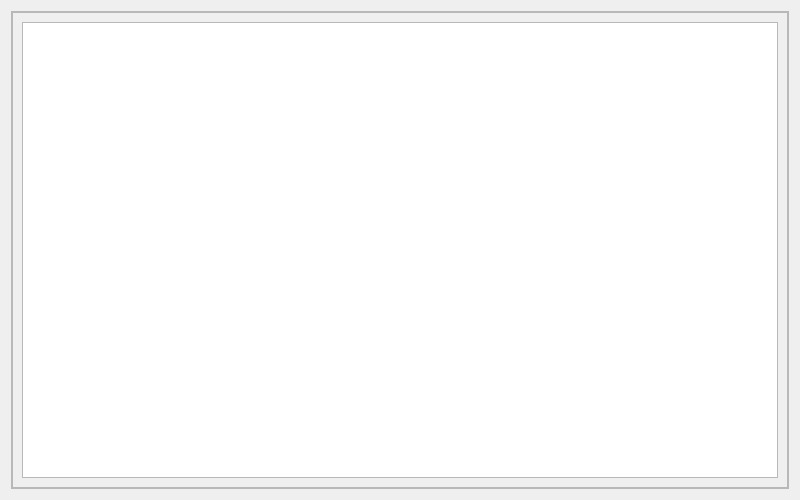
This is data_dictionary.ui in laurenesco/ToolBuddy-Inventory-Management-System as Qt 5 draws it before an edit. The edited form follows.
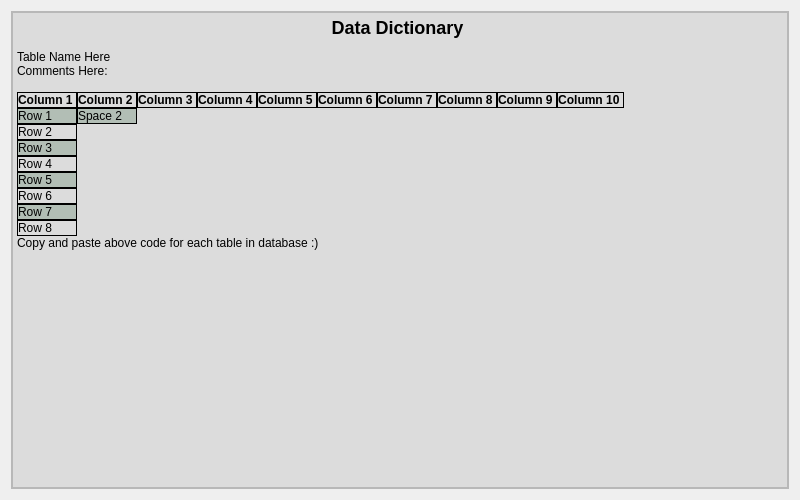
This is the edited form.

What changed in the file:
```diff
--- a/data_dictionary.ui
+++ b/data_dictionary.ui
@@ -22,7 +22,7 @@
      <property name="frameShadow">
       <enum>QFrame::Raised</enum>
      </property>
-     <layout class="QHBoxLayout" name="horizontalLayout_2">
+     <layout class="QVBoxLayout" name="verticalLayout">
       <property name="leftMargin">
        <number>0</number>
       </property>
@@ -36,33 +36,135 @@
        <number>0</number>
       </property>
       <item>
-       <widget class="QScrollArea" name="scrollArea">
-        <property name="widgetResizable">
-         <bool>true</bool>
-        </property>
-        <widget class="QWidget" name="scrollAreaWidgetContents">
-         <property name="geometry">
-          <rect>
-           <x>0</x>
-           <y>0</y>
-           <width>774</width>
-           <height>474</height>
-          </rect>
-         </property>
-         <layout class="QHBoxLayout" name="horizontalLayout_3">
-          <item>
-           <widget class="QTextEdit" name="textEdit">
-            <property name="html">
-             <string>&lt;!DOCTYPE HTML PUBLIC &quot;-//W3C//DTD HTML 4.0//EN&quot; &quot;http://www.w3.org/TR/REC-html40/strict.dtd&quot;&gt;
+       <widget class="QTextBrowser" name="fileDisplay">
+        <property name="html">
+         <string>&lt;!DOCTYPE HTML PUBLIC &quot;-//W3C//DTD HTML 4.0//EN&quot; &quot;http://www.w3.org/TR/REC-html40/strict.dtd&quot;&gt;
 &lt;html&gt;&lt;head&gt;&lt;meta name=&quot;qrichtext&quot; content=&quot;1&quot; /&gt;&lt;meta charset=&quot;utf-8&quot; /&gt;&lt;style type=&quot;text/css&quot;&gt;
 p, li { white-space: pre-wrap; }
-&lt;/style&gt;&lt;/head&gt;&lt;body style=&quot; font-family:'Segoe UI'; font-size:9pt; font-weight:400; font-style:normal;&quot;&gt;
-&lt;p style=&quot;-qt-paragraph-type:empty; margin-top:0px; margin-bottom:0px; margin-left:0px; margin-right:0px; -qt-block-indent:0; text-indent:0px;&quot;&gt;&lt;br /&gt;&lt;/p&gt;&lt;/body&gt;&lt;/html&gt;</string>
-            </property>
-           </widget>
-          </item>
-         </layout>
-        </widget>
+&lt;/style&gt;&lt;/head&gt;&lt;body style=&quot; font-family:'Segoe UI'; font-size:9pt; font-weight:400; font-style:normal;&quot; bgcolor=&quot;#dcdcdc&quot;&gt;
+&lt;h2 align=&quot;center&quot; style=&quot; margin-top:16px; margin-bottom:0px; margin-left:0px; margin-right:0px; -qt-block-indent:0; text-indent:0px;&quot;&gt;&lt;span style=&quot; font-family:'verdana'; font-size:x-large; font-weight:700;&quot;&gt;Data Dictionary &lt;/span&gt;&lt;/h2&gt;
+&lt;p style=&quot; margin-top:12px; margin-bottom:12px; margin-left:0px; margin-right:0px; -qt-block-indent:0; text-indent:0px;&quot;&gt;&lt;span style=&quot; font-family:'helvetica';&quot;&gt;Table Name Here&lt;br /&gt;Comments Here:&lt;br /&gt;&lt;/span&gt;&lt;/p&gt;
+&lt;table border=&quot;0&quot; style=&quot; margin-top:0px; margin-bottom:0px; margin-left:0px; margin-right:0px;&quot; cellspacing=&quot;0&quot; cellpadding=&quot;0&quot;&gt;
+&lt;tr&gt;
+&lt;td style=&quot; border-top:1px; border-right:1px; border-bottom:1px; border-left:1px; border-top-color:#000000; border-right-color:#000000; border-bottom-color:#000000; border-left-color:#000000; border-top-style:solid; border-right-style:solid; border-bottom-style:solid; border-left-style:solid;&quot;&gt;
+&lt;p align=&quot;center&quot; style=&quot; margin-top:0px; margin-bottom:0px; margin-left:0px; margin-right:0px; -qt-block-indent:0; text-indent:0px;&quot;&gt;&lt;span style=&quot; font-family:'helvetica'; font-weight:700;&quot;&gt;Column 1 &lt;/span&gt;&lt;/p&gt;&lt;/td&gt;
+&lt;td style=&quot; border-top:1px; border-right:1px; border-bottom:1px; border-left:1px; border-top-color:#000000; border-right-color:#000000; border-bottom-color:#000000; border-left-color:#000000; border-top-style:solid; border-right-style:solid; border-bottom-style:solid; border-left-style:solid;&quot;&gt;
+&lt;p align=&quot;center&quot; style=&quot; margin-top:0px; margin-bottom:0px; margin-left:0px; margin-right:0px; -qt-block-indent:0; text-indent:0px;&quot;&gt;&lt;span style=&quot; font-family:'helvetica'; font-weight:700;&quot;&gt;Column 2 &lt;/span&gt;&lt;/p&gt;&lt;/td&gt;
+&lt;td style=&quot; border-top:1px; border-right:1px; border-bottom:1px; border-left:1px; border-top-color:#000000; border-right-color:#000000; border-bottom-color:#000000; border-left-color:#000000; border-top-style:solid; border-right-style:solid; border-bottom-style:solid; border-left-style:solid;&quot;&gt;
+&lt;p align=&quot;center&quot; style=&quot; margin-top:0px; margin-bottom:0px; margin-left:0px; margin-right:0px; -qt-block-indent:0; text-indent:0px;&quot;&gt;&lt;span style=&quot; font-family:'helvetica'; font-weight:700;&quot;&gt;Column 3 &lt;/span&gt;&lt;/p&gt;&lt;/td&gt;
+&lt;td style=&quot; border-top:1px; border-right:1px; border-bottom:1px; border-left:1px; border-top-color:#000000; border-right-color:#000000; border-bottom-color:#000000; border-left-color:#000000; border-top-style:solid; border-right-style:solid; border-bottom-style:solid; border-left-style:solid;&quot;&gt;
+&lt;p align=&quot;center&quot; style=&quot; margin-top:0px; margin-bottom:0px; margin-left:0px; margin-right:0px; -qt-block-indent:0; text-indent:0px;&quot;&gt;&lt;span style=&quot; font-family:'helvetica'; font-weight:700;&quot;&gt;Column 4 &lt;/span&gt;&lt;/p&gt;&lt;/td&gt;
+&lt;td style=&quot; border-top:1px; border-right:1px; border-bottom:1px; border-left:1px; border-top-color:#000000; border-right-color:#000000; border-bottom-color:#000000; border-left-color:#000000; border-top-style:solid; border-right-style:solid; border-bottom-style:solid; border-left-style:solid;&quot;&gt;
+&lt;p align=&quot;center&quot; style=&quot; margin-top:0px; margin-bottom:0px; margin-left:0px; margin-right:0px; -qt-block-indent:0; text-indent:0px;&quot;&gt;&lt;span style=&quot; font-family:'helvetica'; font-weight:700;&quot;&gt;Column 5 &lt;/span&gt;&lt;/p&gt;&lt;/td&gt;
+&lt;td style=&quot; border-top:1px; border-right:1px; border-bottom:1px; border-left:1px; border-top-color:#000000; border-right-color:#000000; border-bottom-color:#000000; border-left-color:#000000; border-top-style:solid; border-right-style:solid; border-bottom-style:solid; border-left-style:solid;&quot;&gt;
+&lt;p align=&quot;center&quot; style=&quot; margin-top:0px; margin-bottom:0px; margin-left:0px; margin-right:0px; -qt-block-indent:0; text-indent:0px;&quot;&gt;&lt;span style=&quot; font-family:'helvetica'; font-weight:700;&quot;&gt;Column 6 &lt;/span&gt;&lt;/p&gt;&lt;/td&gt;
+&lt;td style=&quot; border-top:1px; border-right:1px; border-bottom:1px; border-left:1px; border-top-color:#000000; border-right-color:#000000; border-bottom-color:#000000; border-left-color:#000000; border-top-style:solid; border-right-style:solid; border-bottom-style:solid; border-left-style:solid;&quot;&gt;
+&lt;p align=&quot;center&quot; style=&quot; margin-top:0px; margin-bottom:0px; margin-left:0px; margin-right:0px; -qt-block-indent:0; text-indent:0px;&quot;&gt;&lt;span style=&quot; font-family:'helvetica'; font-weight:700;&quot;&gt;Column 7 &lt;/span&gt;&lt;/p&gt;&lt;/td&gt;
+&lt;td style=&quot; border-top:1px; border-right:1px; border-bottom:1px; border-left:1px; border-top-color:#000000; border-right-color:#000000; border-bottom-color:#000000; border-left-color:#000000; border-top-style:solid; border-right-style:solid; border-bottom-style:solid; border-left-style:solid;&quot;&gt;
+&lt;p align=&quot;center&quot; style=&quot; margin-top:0px; margin-bottom:0px; margin-left:0px; margin-right:0px; -qt-block-indent:0; text-indent:0px;&quot;&gt;&lt;span style=&quot; font-family:'helvetica'; font-weight:700;&quot;&gt;Column 8 &lt;/span&gt;&lt;/p&gt;&lt;/td&gt;
+&lt;td style=&quot; border-top:1px; border-right:1px; border-bottom:1px; border-left:1px; border-top-color:#000000; border-right-color:#000000; border-bottom-color:#000000; border-left-color:#000000; border-top-style:solid; border-right-style:solid; border-bottom-style:solid; border-left-style:solid;&quot;&gt;
+&lt;p align=&quot;center&quot; style=&quot; margin-top:0px; margin-bottom:0px; margin-left:0px; margin-right:0px; -qt-block-indent:0; text-indent:0px;&quot;&gt;&lt;span style=&quot; font-family:'helvetica'; font-weight:700;&quot;&gt;Column 9 &lt;/span&gt;&lt;/p&gt;&lt;/td&gt;
+&lt;td style=&quot; border-top:1px; border-right:1px; border-bottom:1px; border-left:1px; border-top-color:#000000; border-right-color:#000000; border-bottom-color:#000000; border-left-color:#000000; border-top-style:solid; border-right-style:solid; border-bottom-style:solid; border-left-style:solid;&quot;&gt;
+&lt;p align=&quot;center&quot; style=&quot; margin-top:0px; margin-bottom:0px; margin-left:0px; margin-right:0px; -qt-block-indent:0; text-indent:0px;&quot;&gt;&lt;span style=&quot; font-family:'helvetica'; font-weight:700;&quot;&gt;Column 10 &lt;/span&gt;&lt;/p&gt;&lt;/td&gt;&lt;/tr&gt;
+&lt;tr&gt;
+&lt;td bgcolor=&quot;#b2beb5&quot; style=&quot; border-top:1px; border-right:1px; border-bottom:1px; border-left:1px; border-top-color:#000000; border-right-color:#000000; border-bottom-color:#000000; border-left-color:#000000; border-top-style:solid; border-right-style:solid; border-bottom-style:solid; border-left-style:solid;&quot;&gt;
+&lt;p style=&quot; margin-top:0px; margin-bottom:0px; margin-left:0px; margin-right:0px; -qt-block-indent:0; text-indent:0px;&quot;&gt;&lt;span style=&quot; font-family:'helvetica'; color:#000000; background-color:#b2beb5;&quot;&gt;Row 1 &lt;/span&gt;&lt;/p&gt;&lt;/td&gt;
+&lt;td bgcolor=&quot;#b2beb5&quot; style=&quot; border-top:1px; border-right:1px; border-bottom:1px; border-left:1px; border-top-color:#000000; border-right-color:#000000; border-bottom-color:#000000; border-left-color:#000000; border-top-style:solid; border-right-style:solid; border-bottom-style:solid; border-left-style:solid;&quot;&gt;
+&lt;p style=&quot; margin-top:0px; margin-bottom:0px; margin-left:0px; margin-right:0px; -qt-block-indent:0; text-indent:0px;&quot;&gt;&lt;span style=&quot; font-family:'helvetica'; color:#000000; background-color:#b2beb5;&quot;&gt;Space 2 &lt;/span&gt;&lt;/p&gt;&lt;/td&gt;
+&lt;td&gt;&lt;/td&gt;
+&lt;td&gt;&lt;/td&gt;
+&lt;td&gt;&lt;/td&gt;
+&lt;td&gt;&lt;/td&gt;
+&lt;td&gt;&lt;/td&gt;
+&lt;td&gt;&lt;/td&gt;
+&lt;td&gt;&lt;/td&gt;
+&lt;td&gt;&lt;/td&gt;&lt;/tr&gt;
+&lt;tr&gt;
+&lt;td style=&quot; border-top:1px; border-right:1px; border-bottom:1px; border-left:1px; border-top-color:#000000; border-right-color:#000000; border-bottom-color:#000000; border-left-color:#000000; border-top-style:solid; border-right-style:solid; border-bottom-style:solid; border-left-style:solid;&quot;&gt;
+&lt;p style=&quot; margin-top:0px; margin-bottom:0px; margin-left:0px; margin-right:0px; -qt-block-indent:0; text-indent:0px;&quot;&gt;&lt;span style=&quot; font-family:'helvetica';&quot;&gt;Row 2 &lt;/span&gt;&lt;/p&gt;&lt;/td&gt;
+&lt;td&gt;&lt;/td&gt;
+&lt;td&gt;&lt;/td&gt;
+&lt;td&gt;&lt;/td&gt;
+&lt;td&gt;&lt;/td&gt;
+&lt;td&gt;&lt;/td&gt;
+&lt;td&gt;&lt;/td&gt;
+&lt;td&gt;&lt;/td&gt;
+&lt;td&gt;&lt;/td&gt;
+&lt;td&gt;&lt;/td&gt;&lt;/tr&gt;
+&lt;tr&gt;
+&lt;td bgcolor=&quot;#b2beb5&quot; style=&quot; border-top:1px; border-right:1px; border-bottom:1px; border-left:1px; border-top-color:#000000; border-right-color:#000000; border-bottom-color:#000000; border-left-color:#000000; border-top-style:solid; border-right-style:solid; border-bottom-style:solid; border-left-style:solid;&quot;&gt;
+&lt;p style=&quot; margin-top:0px; margin-bottom:0px; margin-left:0px; margin-right:0px; -qt-block-indent:0; text-indent:0px;&quot;&gt;&lt;span style=&quot; font-family:'helvetica'; color:#000000; background-color:#b2beb5;&quot;&gt;Row 3 &lt;/span&gt;&lt;/p&gt;&lt;/td&gt;
+&lt;td&gt;&lt;/td&gt;
+&lt;td&gt;&lt;/td&gt;
+&lt;td&gt;&lt;/td&gt;
+&lt;td&gt;&lt;/td&gt;
+&lt;td&gt;&lt;/td&gt;
+&lt;td&gt;&lt;/td&gt;
+&lt;td&gt;&lt;/td&gt;
+&lt;td&gt;&lt;/td&gt;
+&lt;td&gt;&lt;/td&gt;&lt;/tr&gt;
+&lt;tr&gt;
+&lt;td style=&quot; border-top:1px; border-right:1px; border-bottom:1px; border-left:1px; border-top-color:#000000; border-right-color:#000000; border-bottom-color:#000000; border-left-color:#000000; border-top-style:solid; border-right-style:solid; border-bottom-style:solid; border-left-style:solid;&quot;&gt;
+&lt;p style=&quot; margin-top:0px; margin-bottom:0px; margin-left:0px; margin-right:0px; -qt-block-indent:0; text-indent:0px;&quot;&gt;&lt;span style=&quot; font-family:'helvetica';&quot;&gt;Row 4 &lt;/span&gt;&lt;/p&gt;&lt;/td&gt;
+&lt;td&gt;&lt;/td&gt;
+&lt;td&gt;&lt;/td&gt;
+&lt;td&gt;&lt;/td&gt;
+&lt;td&gt;&lt;/td&gt;
+&lt;td&gt;&lt;/td&gt;
+&lt;td&gt;&lt;/td&gt;
+&lt;td&gt;&lt;/td&gt;
+&lt;td&gt;&lt;/td&gt;
+&lt;td&gt;&lt;/td&gt;&lt;/tr&gt;
+&lt;tr&gt;
+&lt;td bgcolor=&quot;#b2beb5&quot; style=&quot; border-top:1px; border-right:1px; border-bottom:1px; border-left:1px; border-top-color:#000000; border-right-color:#000000; border-bottom-color:#000000; border-left-color:#000000; border-top-style:solid; border-right-style:solid; border-bottom-style:solid; border-left-style:solid;&quot;&gt;
+&lt;p style=&quot; margin-top:0px; margin-bottom:0px; margin-left:0px; margin-right:0px; -qt-block-indent:0; text-indent:0px;&quot;&gt;&lt;span style=&quot; font-family:'helvetica'; color:#000000; background-color:#b2beb5;&quot;&gt;Row 5 &lt;/span&gt;&lt;/p&gt;&lt;/td&gt;
+&lt;td&gt;&lt;/td&gt;
+&lt;td&gt;&lt;/td&gt;
+&lt;td&gt;&lt;/td&gt;
+&lt;td&gt;&lt;/td&gt;
+&lt;td&gt;&lt;/td&gt;
+&lt;td&gt;&lt;/td&gt;
+&lt;td&gt;&lt;/td&gt;
+&lt;td&gt;&lt;/td&gt;
+&lt;td&gt;&lt;/td&gt;&lt;/tr&gt;
+&lt;tr&gt;
+&lt;td style=&quot; border-top:1px; border-right:1px; border-bottom:1px; border-left:1px; border-top-color:#000000; border-right-color:#000000; border-bottom-color:#000000; border-left-color:#000000; border-top-style:solid; border-right-style:solid; border-bottom-style:solid; border-left-style:solid;&quot;&gt;
+&lt;p style=&quot; margin-top:0px; margin-bottom:0px; margin-left:0px; margin-right:0px; -qt-block-indent:0; text-indent:0px;&quot;&gt;&lt;span style=&quot; font-family:'helvetica';&quot;&gt;Row 6 &lt;/span&gt;&lt;/p&gt;&lt;/td&gt;
+&lt;td&gt;&lt;/td&gt;
+&lt;td&gt;&lt;/td&gt;
+&lt;td&gt;&lt;/td&gt;
+&lt;td&gt;&lt;/td&gt;
+&lt;td&gt;&lt;/td&gt;
+&lt;td&gt;&lt;/td&gt;
+&lt;td&gt;&lt;/td&gt;
+&lt;td&gt;&lt;/td&gt;
+&lt;td&gt;&lt;/td&gt;&lt;/tr&gt;
+&lt;tr&gt;
+&lt;td bgcolor=&quot;#b2beb5&quot; style=&quot; border-top:1px; border-right:1px; border-bottom:1px; border-left:1px; border-top-color:#000000; border-right-color:#000000; border-bottom-color:#000000; border-left-color:#000000; border-top-style:solid; border-right-style:solid; border-bottom-style:solid; border-left-style:solid;&quot;&gt;
+&lt;p style=&quot; margin-top:0px; margin-bottom:0px; margin-left:0px; margin-right:0px; -qt-block-indent:0; text-indent:0px;&quot;&gt;&lt;span style=&quot; font-family:'helvetica'; color:#000000; background-color:#b2beb5;&quot;&gt;Row 7 &lt;/span&gt;&lt;/p&gt;&lt;/td&gt;
+&lt;td&gt;&lt;/td&gt;
+&lt;td&gt;&lt;/td&gt;
+&lt;td&gt;&lt;/td&gt;
+&lt;td&gt;&lt;/td&gt;
+&lt;td&gt;&lt;/td&gt;
+&lt;td&gt;&lt;/td&gt;
+&lt;td&gt;&lt;/td&gt;
+&lt;td&gt;&lt;/td&gt;
+&lt;td&gt;&lt;/td&gt;&lt;/tr&gt;
+&lt;tr&gt;
+&lt;td style=&quot; border-top:1px; border-right:1px; border-bottom:1px; border-left:1px; border-top-color:#000000; border-right-color:#000000; border-bottom-color:#000000; border-left-color:#000000; border-top-style:solid; border-right-style:solid; border-bottom-style:solid; border-left-style:solid;&quot;&gt;
+&lt;p style=&quot; margin-top:0px; margin-bottom:0px; margin-left:0px; margin-right:0px; -qt-block-indent:0; text-indent:0px;&quot;&gt;&lt;span style=&quot; font-family:'helvetica';&quot;&gt;Row 8 &lt;/span&gt;&lt;/p&gt;&lt;/td&gt;
+&lt;td&gt;&lt;/td&gt;
+&lt;td&gt;&lt;/td&gt;
+&lt;td&gt;&lt;/td&gt;
+&lt;td&gt;&lt;/td&gt;
+&lt;td&gt;&lt;/td&gt;
+&lt;td&gt;&lt;/td&gt;
+&lt;td&gt;&lt;/td&gt;
+&lt;td&gt;&lt;/td&gt;
+&lt;td&gt;&lt;/td&gt;&lt;/tr&gt;&lt;/table&gt;
+&lt;p style=&quot; margin-top:12px; margin-bottom:12px; margin-left:0px; margin-right:0px; -qt-block-indent:0; text-indent:0px;&quot;&gt;&lt;span style=&quot; font-family:'helvetica';&quot;&gt;Copy and paste above code for each table in database :) &lt;/span&gt;&lt;/p&gt;&lt;/body&gt;&lt;/html&gt;</string>
+        </property>
        </widget>
       </item>
      </layout>
```
